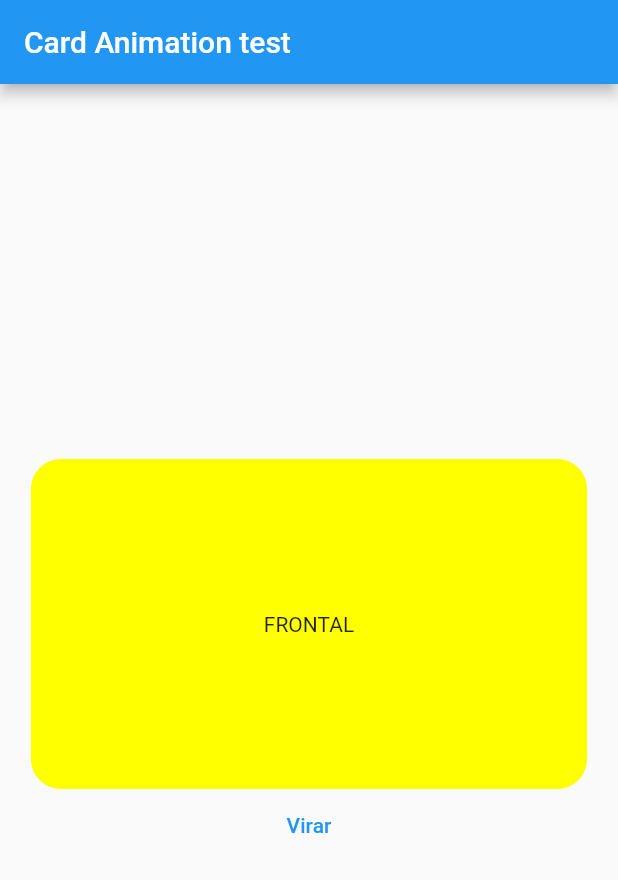
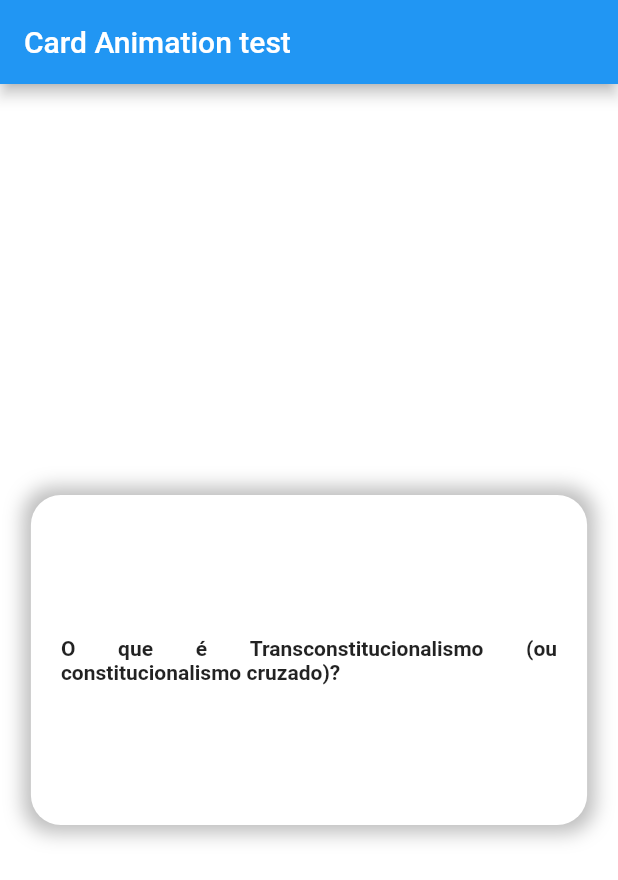
Before and after one commit to luizluchete/poc-flipcard-flutter, a Flutter app: the screen it shows after launch, on a phone screen of 412 x 824 dp. Shown: the top 880 px of the screen. Run offline on Flutter 3.47's test engine with Material 2 defaults, Android fonts, the phone set to English and light mode, and no system bars.

```diff
--- a/lib/main.dart
+++ b/lib/main.dart
@@ -38,7 +38,7 @@ class _MyWidgetState extends State<MyWidget> with SingleTickerProviderStateMixin
   void initState() {
     super.initState();
     _controller = AnimationController(
-      duration: const Duration(milliseconds: 600),
+      duration: const Duration(milliseconds: 1000),
       vsync: this,
     );
     _setupAnimation();
@@ -80,6 +80,7 @@ class _MyWidgetState extends State<MyWidget> with SingleTickerProviderStateMixin
   @override
   Widget build(BuildContext context) {
     return Scaffold(
+      backgroundColor: Colors.white,
       appBar: AppBar(
         title: const Text('Card Animation test'),
       ),
@@ -103,10 +104,10 @@ class _MyWidgetState extends State<MyWidget> with SingleTickerProviderStateMixin
                 ],
               ),
             ),
-            TextButton(
-              onPressed: flipCard,
-              child: const Text('Virar'),
-            )
+            // TextButton(
+            //   onPressed: flipCard,
+            //   child: const Text('Virar'),
+            // )
           ],
         ),
       ),
--- a/lib/widgets/card_back.dart
+++ b/lib/widgets/card_back.dart
@@ -2,6 +2,9 @@ import 'package:flutter/material.dart';
 
 class CardBackWidget extends StatelessWidget {
   const CardBackWidget({Key? key}) : super(key: key);
+
+  final text =
+      'De acordo com o professor Marcelo Neves, é o fenômeno em que uma mesma situação concreta ou um mesmo tema são discutidos simultaneamente em foros internos, internacionais e supranacionais. Representa a possibilidade de o Estado resolver seus problemas internos com base em soluções que foram encontradas por juízes de outros Estados ou de instâncias supralegais.';
 
   @override
   Widget build(BuildContext context) {
@@ -12,9 +15,16 @@ class CardBackWidget extends StatelessWidget {
       padding: const EdgeInsets.all(20),
       decoration: BoxDecoration(
         borderRadius: BorderRadius.circular(20),
-        color: Colors.blueAccent,
+        boxShadow: const [
+          BoxShadow(
+            color: Colors.black26,
+            blurRadius: 10,
+            spreadRadius: 5,
+          ),
+        ],
+        color: Colors.white,
       ),
-      child: const Center(child: Text('POSTERIOR')),
+      child: Center(child: Text(text, textAlign: TextAlign.justify)),
     );
   }
 }
--- a/lib/widgets/card_front.dart
+++ b/lib/widgets/card_front.dart
@@ -2,6 +2,8 @@ import 'package:flutter/material.dart';
 
 class CardFrontWidget extends StatelessWidget {
   const CardFrontWidget({Key? key}) : super(key: key);
+
+  final text = 'O que é Transconstitucionalismo (ou constitucionalismo cruzado)?';
 
   @override
   Widget build(BuildContext context) {
@@ -12,9 +14,16 @@ class CardFrontWidget extends StatelessWidget {
       padding: const EdgeInsets.all(20),
       decoration: BoxDecoration(
         borderRadius: BorderRadius.circular(20),
-        color: Colors.yellowAccent,
+        color: Colors.white,
+        boxShadow: const [
+          BoxShadow(
+            color: Colors.black26,
+            blurRadius: 10,
+            spreadRadius: 5,
+          ),
+        ],
       ),
-      child: const Center(child: Text('FRONTAL')),
+      child: Center(child: Text(text, textAlign: TextAlign.justify, style: const TextStyle(fontWeight: FontWeight.bold))),
     );
   }
 }
```
